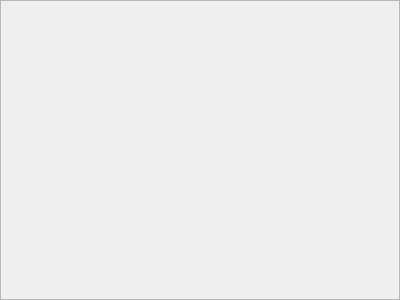
zsteva/backup-minos2, file mqt/MqtLogger/tsinglelogframe.ui: the form before one commit.
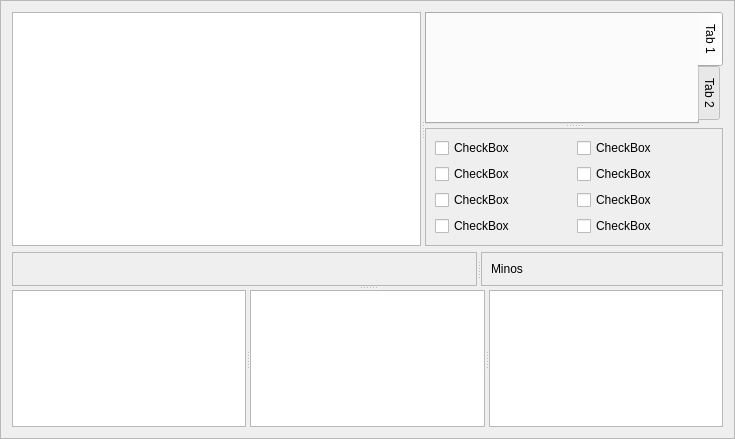
The form after the commit. Custom widgets are drawn as their Qt base class.

Commit message: Initial implementation of main log frames

What changed in the file:
```diff
--- a/mqt/MqtLogger/tsinglelogframe.ui
+++ b/mqt/MqtLogger/tsinglelogframe.ui
@@ -9,8 +9,8 @@
    <rect>
     <x>0</x>
     <y>0</y>
-    <width>400</width>
-    <height>300</height>
+    <width>735</width>
+    <height>439</height>
    </rect>
   </property>
   <property name="frameShape">
@@ -19,5 +19,203 @@
   <property name="windowTitle">
    <string>Frame</string>
   </property>
+  <property name="frameShape">
+   <enum>QFrame::StyledPanel</enum>
+  </property>
+  <property name="frameShadow">
+   <enum>QFrame::Raised</enum>
+  </property>
+  <layout class="QVBoxLayout" name="verticalLayout_3">
+   <item>
+    <widget class="MinosSplitter" name="splitter_4">
+     <property name="orientation">
+      <enum>Qt::Vertical</enum>
+     </property>
+     <widget class="QWidget" name="">
+      <layout class="QVBoxLayout" name="verticalLayout_2">
+       <item>
+        <widget class="MinosSplitter" name="splitter_2">
+         <property name="sizePolicy">
+          <sizepolicy hsizetype="MinimumExpanding" vsizetype="MinimumExpanding">
+           <horstretch>0</horstretch>
+           <verstretch>0</verstretch>
+          </sizepolicy>
+         </property>
+         <property name="orientation">
+          <enum>Qt::Horizontal</enum>
+         </property>
+         <widget class="QTableWidget" name="tableWidget"/>
+         <widget class="MinosSplitter" name="splitter">
+          <property name="orientation">
+           <enum>Qt::Vertical</enum>
+          </property>
+          <widget class="QTabWidget" name="tabWidget">
+           <property name="tabPosition">
+            <enum>QTabWidget::East</enum>
+           </property>
+           <property name="usesScrollButtons">
+            <bool>false</bool>
+           </property>
+           <widget class="QWidget" name="tab">
+            <attribute name="title">
+             <string>Tab 1</string>
+            </attribute>
+           </widget>
+           <widget class="QWidget" name="tab_2">
+            <attribute name="title">
+             <string>Tab 2</string>
+            </attribute>
+           </widget>
+          </widget>
+          <widget class="QFrame" name="frame_2">
+           <property name="frameShape">
+            <enum>QFrame::StyledPanel</enum>
+           </property>
+           <property name="frameShadow">
+            <enum>QFrame::Raised</enum>
+           </property>
+           <layout class="QVBoxLayout" name="verticalLayout_4">
+            <item>
+             <layout class="QVBoxLayout" name="verticalLayout">
+              <item>
+               <layout class="QHBoxLayout" name="horizontalLayout">
+                <item>
+                 <widget class="QCheckBox" name="checkBox">
+                  <property name="text">
+                   <string>CheckBox</string>
+                  </property>
+                 </widget>
+                </item>
+                <item>
+                 <widget class="QCheckBox" name="checkBox_2">
+                  <property name="text">
+                   <string>CheckBox</string>
+                  </property>
+                 </widget>
+                </item>
+               </layout>
+              </item>
+              <item>
+               <layout class="QHBoxLayout" name="horizontalLayout_2">
+                <item>
+                 <widget class="QCheckBox" name="checkBox_3">
+                  <property name="text">
+                   <string>CheckBox</string>
+                  </property>
+                 </widget>
+                </item>
+                <item>
+                 <widget class="QCheckBox" name="checkBox_4">
+                  <property name="text">
+                   <string>CheckBox</string>
+                  </property>
+                 </widget>
+                </item>
+               </layout>
+              </item>
+              <item>
+               <layout class="QHBoxLayout" name="horizontalLayout_3">
+                <item>
+                 <widget class="QCheckBox" name="checkBox_5">
+                  <property name="text">
+                   <string>CheckBox</string>
+                  </property>
+                 </widget>
+                </item>
+                <item>
+                 <widget class="QCheckBox" name="checkBox_6">
+                  <property name="text">
+                   <string>CheckBox</string>
+                  </property>
+                 </widget>
+                </item>
+               </layout>
+              </item>
+              <item>
+               <layout class="QHBoxLayout" name="horizontalLayout_4">
+                <item>
+                 <widget class="QCheckBox" name="checkBox_7">
+                  <property name="text">
+                   <string>CheckBox</string>
+                  </property>
+                 </widget>
+                </item>
+                <item>
+                 <widget class="QCheckBox" name="checkBox_8">
+                  <property name="text">
+                   <string>CheckBox</string>
+                  </property>
+                 </widget>
+                </item>
+               </layout>
+              </item>
+             </layout>
+            </item>
+           </layout>
+          </widget>
+         </widget>
+        </widget>
+       </item>
+       <item>
+        <widget class="MinosSplitter" name="splitter_5">
+         <property name="orientation">
+          <enum>Qt::Horizontal</enum>
+         </property>
+         <widget class="QSOLogFrame" name="frame">
+          <property name="frameShape">
+           <enum>QFrame::StyledPanel</enum>
+          </property>
+          <property name="frameShadow">
+           <enum>QFrame::Raised</enum>
+          </property>
+         </widget>
+         <widget class="QFrame" name="frame_3">
+          <property name="frameShape">
+           <enum>QFrame::StyledPanel</enum>
+          </property>
+          <property name="frameShadow">
+           <enum>QFrame::Raised</enum>
+          </property>
+          <layout class="QVBoxLayout" name="verticalLayout_5">
+           <item>
+            <widget class="QLabel" name="label">
+             <property name="text">
+              <string>Minos</string>
+             </property>
+            </widget>
+           </item>
+          </layout>
+         </widget>
+        </widget>
+       </item>
+      </layout>
+     </widget>
+     <widget class="MinosSplitter" name="splitter_3">
+      <property name="orientation">
+       <enum>Qt::Horizontal</enum>
+      </property>
+      <widget class="QTableWidget" name="tableWidget_4"/>
+      <widget class="QTableWidget" name="tableWidget_3"/>
+      <widget class="QTableWidget" name="tableWidget_2"/>
+     </widget>
+    </widget>
+   </item>
+  </layout>
  </widget>
+ <customwidgets>
+  <customwidget>
+   <class>QSOLogFrame</class>
+   <extends>QFrame</extends>
+   <header>qsologframe.h</header>
+   <container>1</container>
+  </customwidget>
+  <customwidget>
+   <class>MinosSplitter</class>
+   <extends>QSplitter</extends>
+   <header>minossplitter.h</header>
+   <container>1</container>
+  </customwidget>
+ </customwidgets>
+ <resources/>
+ <connections/>
 </ui>
```
Left out of the diff: 8 changed lines with no effect on the pictures. The commit also changes 4 other files.
